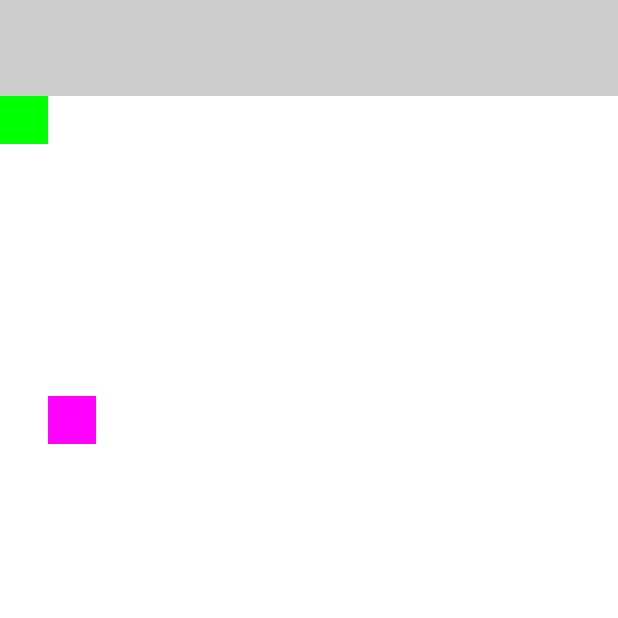
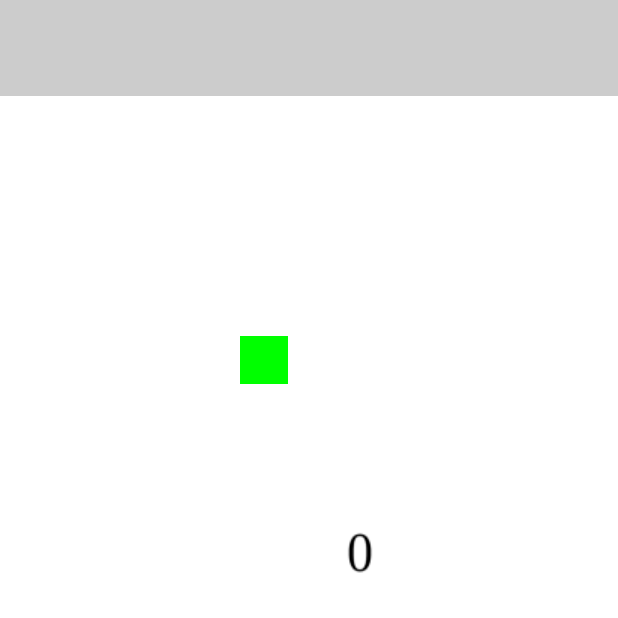
Before and after one commit to pstorli/WordDrop, an Android app built with Jetpack Compose: the screen it shows after launch (MainActivity), on a phone screen of 412 x 824 dp, the top half of it. Run offline under Robolectric (Android 15) with nearby library versions, the phone set to English and light mode, and no system bars.

Commit message:
drawing green square and 0 png

```diff
--- a/app/src/main/java/com/pstorli/wordrop/MainActivity.kt
+++ b/app/src/main/java/com/pstorli/wordrop/MainActivity.kt
@@ -16,11 +16,14 @@ import androidx.compose.foundation.layout.fillMaxWidth
 import androidx.compose.foundation.layout.height
 import androidx.compose.foundation.layout.offset
 import androidx.compose.foundation.layout.padding
+import androidx.compose.foundation.layout.size
 import androidx.compose.foundation.layout.width
 import androidx.compose.material3.Scaffold
 import androidx.compose.material3.Text
 import androidx.compose.runtime.Composable
 import androidx.compose.ui.Modifier
+import androidx.compose.ui.geometry.Offset
+import androidx.compose.ui.geometry.Size
 import androidx.compose.ui.graphics.Color
 import androidx.compose.ui.graphics.ColorFilter
 import androidx.compose.ui.layout.ContentScale
@@ -29,11 +32,14 @@ import androidx.compose.ui.platform.LocalWindowInfo
 import androidx.compose.ui.res.painterResource
 import androidx.compose.ui.tooling.preview.Preview
 import androidx.compose.ui.unit.dp
+import androidx.compose.ui.unit.times
 import com.pstorli.wordrop.domain.data.Game
+import com.pstorli.wordrop.domain.data.Square
 import com.pstorli.wordrop.domain.model.Vm
 import com.pstorli.wordrop.ui.theme.WordDropTheme
 import com.pstorli.wordrop.util.Consts.SQ_SZ
 import com.pstorli.wordrop.util.Consts.TOP
+import kotlin.collections.forEach
 import kotlin.div
 import kotlin.getValue
 
@@ -66,55 +72,78 @@ class MainActivity : ComponentActivity() {
     @Composable
     fun WD(name: String, modifier: Modifier = Modifier) {
         // Get screen size
-        val windowInfo  = LocalWindowInfo.current
-        val screenWidth  = with(LocalDensity.current) { windowInfo.containerSize.width.toDp() }
+        val windowInfo = LocalWindowInfo.current
+        val screenWidth = with(LocalDensity.current) { windowInfo.containerSize.width.toDp() }
         val screenHeight = with(LocalDensity.current) { windowInfo.containerSize.height.toDp() }
 
         // TOP is padding for top area of app.
-        val rows = ((screenHeight-TOP)/SQ_SZ).toInt()
-        val cols = (screenWidth/SQ_SZ).toInt()
+        val rows = ((screenHeight - TOP) / SQ_SZ).toInt()
+        val cols = (screenWidth / SQ_SZ).toInt()
 
         // Start the game
         vm.createGame (rows, cols)
+
+        // Got Game?
+        if (null != vm.game) {
 
             Box(
                 // The Box itself fills the available space
                 modifier = Modifier
                     .fillMaxWidth()
                     .fillMaxHeight()
-                .background (Color.White))
+                    .background(Color.White)
+            )
             {
                 // Gap at top, possibly buttons here later
                 Row(
                     modifier = Modifier
                         .fillMaxWidth()
                         .height(TOP)
-                    .background(Color.LightGray))
+                        .background(Color.LightGray)
+                )
                 {
-                Spacer (modifier = Modifier.width(16.dp))
+                    Spacer(modifier = Modifier.width(16.dp))
                 }
 
+                // Now draw squares.
+                val iterator = vm.game.board.squares.iterator()
+
+                vm.game.board.squares.forEach { rowArray ->
+                    rowArray.forEach { square ->
+                        val x = square.col * SQ_SZ
+                        val y = square.row * SQ_SZ + TOP
+
+                        // Apply background only if backgroundColor is not null
+                        if (square.backgroundColor != null) {
+                            Modifier.background(square.backgroundColor!!)
+                        }
+
+                        // No image id, try background color
+                        if (null != square.imageId) {
                             Image(
-                painter = painterResource(id = R.drawable.ic_square),
-                contentDescription = "My image1",
+                                painter = painterResource(id = square.imageId!!),
+                                contentDescription = square.contentDescription,
                                 modifier = Modifier
-                    .offset(x = 0.dp, y = TOP)
+                                    .offset(x = x, y = y)
                                     .height(SQ_SZ)
                                     .width(SQ_SZ),
                                 contentScale = ContentScale.Crop,
-                colorFilter = ColorFilter.tint(Color.Green)
+                                colorFilter = square.backgroundColor?.let { ColorFilter.tint(square.backgroundColor!!) }
                             )
-
-            Image(
-                painter = painterResource(id = R.drawable.ic_square),
-                contentDescription = "My image2",
+                        } else {
+                            // Draw a colored square?
+                            if (null != square.backgroundColor) {
+                                Spacer(
                                     modifier = Modifier
-                    .offset(x = SQ_SZ, y = TOP+200.dp)
-                    .height(SQ_SZ)
-                    .width(SQ_SZ),
-                contentScale = ContentScale.Crop,
-                colorFilter = ColorFilter.tint(Color.Magenta)
+                                        .offset(x = x, y = y)
+                                        .size(SQ_SZ, SQ_SZ)
+                                        .background(color = square.backgroundColor!!)
                                 )
                             }
                         }
                     }
+                }
+            }
+        }
+    }
+}
--- a/app/src/main/java/com/pstorli/wordrop/domain/data/Game.kt
+++ b/app/src/main/java/com/pstorli/wordrop/domain/data/Game.kt
@@ -1,7 +1,34 @@
 package com.pstorli.wordrop.domain.data
+
+import androidx.compose.ui.graphics.Color
+import com.pstorli.wordrop.R
 
 class Game (val rows: Int =0, val cols: Int=0) {
     // The board
     var board = Board (rows, cols)
 
+    init {
+        // ************************************************* //
+        // Test Code
+        // ************************************************* //
+
+        // Try setting a color
+        val square2 = getSquare (9,7)
+        square2.imageId = R.drawable.ic_0
+
+        // Try setting a color
+        val square = getSquare (5,5)
+        square.backgroundColor = Color.Green
+    }
+
+    /**
+     * Set a square on the board to a new value.
+     */
+    fun setSquare (square: Square) {
+        board.squares[square.row][square.col] = square
+    }
+
+    fun getSquare (row: Int, col: Int): Square {
+        return board.squares[row][col]
+    }
 }
--- a/app/src/main/java/com/pstorli/wordrop/domain/data/Square.kt
+++ b/app/src/main/java/com/pstorli/wordrop/domain/data/Square.kt
@@ -1,3 +1,10 @@
 package com.pstorli.wordrop.domain.data
 
-class Square (var row: Int =0, var col: Int=0) {}
+import androidx.compose.ui.graphics.Color
+
+class Square (var row: Int =0, var col: Int=0)
+{
+    var imageId: Int?           = null // R.drawable.ic_square
+    var backgroundColor: Color? = null // trans
+    var contentDescription      = ""
+}
--- a/app/src/main/java/com/pstorli/wordrop/util/Consts.kt
+++ b/app/src/main/java/com/pstorli/wordrop/util/Consts.kt
@@ -1,6 +1,7 @@
 package com.pstorli.wordrop.util
 
 import android.util.Log
+import androidx.compose.ui.unit.Dp
 import androidx.compose.ui.unit.dp
 
 /**
@@ -24,7 +25,7 @@ object Consts {
 
     val TAG_NAME                            = "Word Drop"
 
-    val SQ_SZ                               = 32.dp
+    val SQ_SZ: Dp = 32.dp
 
     val TOP                                 = 64.dp
 
```
Also changed, not shown: app/src/main/res/drawable/ic_0.png (added). Lines whose indentation alone changed are shown as unchanged.
